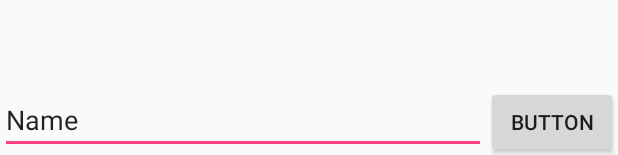
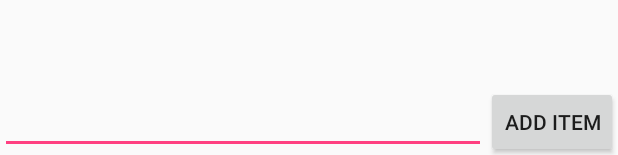
Before and after one commit to wogisha/simple_todo_app, an Android app: the layout activity_main.xml on its own in the app's theme, with its tools: preview values and no code run, on a phone screen of 412 x 824 dp. Shown: the part 1078-1233 px from the top of the screen. Run offline under Robolectric (Android 15) with nearby library versions, the phone set to English and light mode, and no system bars.

Commit message:
built the basic app

```diff
--- a/app/build.gradle
+++ b/app/build.gradle
@@ -26,5 +26,6 @@ dependencies {
     })
     compile 'com.android.support:appcompat-v7:25.1.1'
     compile 'com.android.support.constraint:constraint-layout:1.0.2'
+    compile 'commons-io:commons-io:2.4'
     testCompile 'junit:junit:4.12'
 }
--- a/app/src/main/res/layout/activity_main.xml
+++ b/app/src/main/res/layout/activity_main.xml
@@ -10,7 +10,8 @@
         android:id="@+id/btnAddItem"
         android:layout_width="wrap_content"
         android:layout_height="wrap_content"
-        android:text="Button"
+        android:text="Add Item"
+        android:onClick="onAddItem"
         android:layout_alignParentBottom="true"
         android:layout_alignParentRight="true"
         android:layout_alignParentEnd="true" />
@@ -25,8 +26,7 @@
         android:layout_toLeftOf="@+id/btnAddItem"
         android:layout_toStartOf="@+id/btnAddItem"
         android:ems="10"
-        android:inputType="textPersonName"
-        android:text="Name" />
+        android:inputType="textPersonName" />
 
     <ListView
         android:id="@+id/lvItems"
```
Also changed, not shown: app/src/main/java/com/codepath/simpletodo/MainActivity.java (+70 -0 lines).
